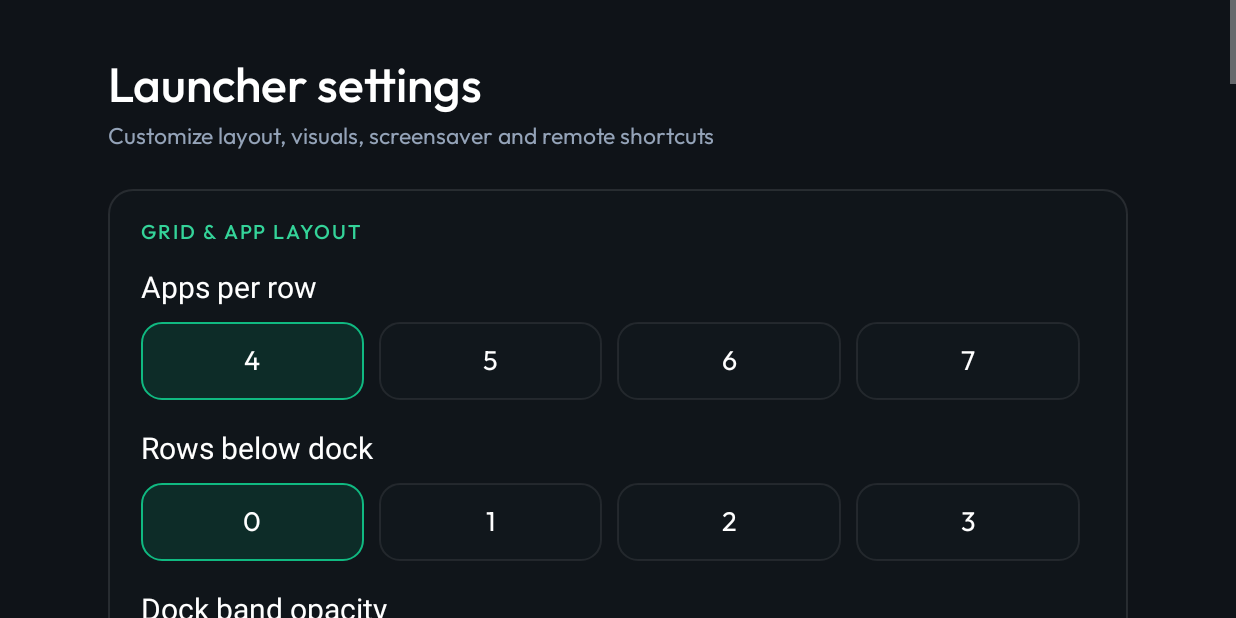
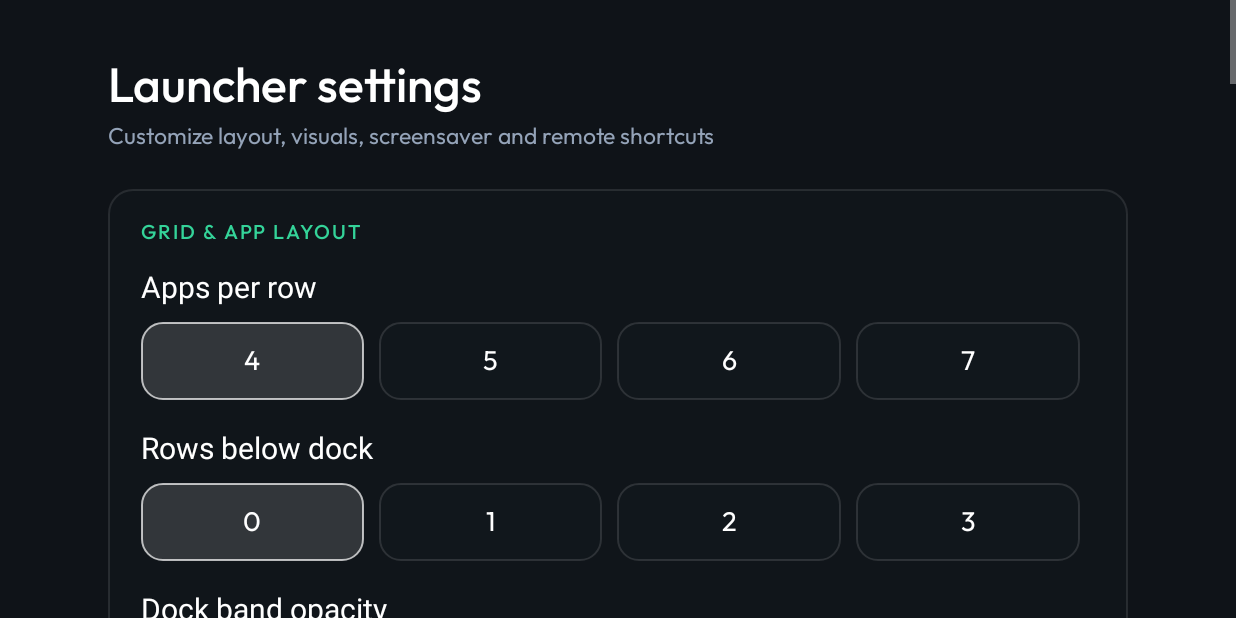
Before and after one commit to sivaprasad2003/rebirth-your-tv, an Android app: the MainActivity screen opened directly, with no data from a screen before it, after a tap on "Launcher settings", on a phone screen of 824 x 412 dp (held sideways). Run offline under Robolectric (Android 15) with nearby library versions, the phone set to English and light mode, and no system bars; pictures from the network do not load.

Commit message:
Launcher: replace green focus with dock glass aesthetic and optimize background memory

```diff
--- a/launcher/app/src/main/java/com/gathin/tvhome/BlankActivity.java
+++ b/launcher/app/src/main/java/com/gathin/tvhome/BlankActivity.java
@@ -22,6 +22,12 @@ public class BlankActivity extends Activity {
     }
 
     @Override
+    protected void onPause() {
+        super.onPause();
+        finish();
+    }
+
+    @Override
     public boolean dispatchKeyEvent(KeyEvent event) {
         if (event.getAction() == KeyEvent.ACTION_UP) {
             finish();
--- a/launcher/app/src/main/java/com/gathin/tvhome/MainActivity.java
+++ b/launcher/app/src/main/java/com/gathin/tvhome/MainActivity.java
@@ -305,7 +305,9 @@ public class MainActivity extends Activity implements AppAdapter.TileListener {
         public void onAvailable(@NonNull Network network) {
             handler.post(() -> {
                 updateWifiLabel();
-                fetchLiveWeather();
+                if (weatherText != null && weatherText.getVisibility() == View.VISIBLE) {
+                    fetchLiveWeather();
+                }
             });
         }
 
@@ -488,10 +490,10 @@ public class MainActivity extends Activity implements AppAdapter.TileListener {
             if (cached != null && !cached.isEmpty()) {
                 weatherText.setText(cached);
                 weatherText.setVisibility(View.VISIBLE);
+                fetchLiveWeather();
             } else {
                 weatherText.setVisibility(View.GONE);
             }
-            fetchLiveWeather();
         }
         weatherReceiver = new BroadcastReceiver() {
             @Override
@@ -2715,8 +2717,12 @@ public class MainActivity extends Activity implements AppAdapter.TileListener {
     private long lastWeatherFetch;
 
     private void fetchLiveWeather() {
-        lastWeatherFetch = System.currentTimeMillis();
-        Executors.newSingleThreadExecutor().execute(() -> {
+        if (weatherText == null || weatherText.getVisibility() != View.VISIBLE) return;
+        long now = System.currentTimeMillis();
+        if (now - lastWeatherFetch < 30 * 60 * 1000L) return;
+        lastWeatherFetch = now;
+        java.util.concurrent.ExecutorService executor = Executors.newSingleThreadExecutor();
+        executor.execute(() -> {
             try {
                 String cityName = null;
                 double lat = 0, lon = 0;
@@ -2823,7 +2829,10 @@ public class MainActivity extends Activity implements AppAdapter.TileListener {
                     });
                 }
                 conn.disconnect();
-            } catch (Exception ignored) {}
+            } catch (Exception ignored) {
+            } finally {
+                executor.shutdown();
+            }
         });
     }
 
--- a/launcher/app/src/main/java/com/gathin/tvhome/RecentsActivity.java
+++ b/launcher/app/src/main/java/com/gathin/tvhome/RecentsActivity.java
@@ -39,6 +39,8 @@ public final class RecentsActivity extends Activity {
             container.removeAllViews();
             emptyText.setVisibility(View.VISIBLE);
             updateRamStats();
+            v.postDelayed(this::updateRamStats, 400);
+            v.postDelayed(this::updateRamStats, 1000);
             Toast.makeText(this, R.string.all_tasks_killed, Toast.LENGTH_SHORT).show();
         });
 
@@ -114,6 +116,10 @@ public final class RecentsActivity extends Activity {
                 container.getChildAt(0).requestFocus();
             }
             updateRamStats();
+            if (ramStats != null) {
+                ramStats.postDelayed(this::updateRamStats, 400);
+                ramStats.postDelayed(this::updateRamStats, 1000);
+            }
         }).start();
         Toast.makeText(this, getString(R.string.task_killed, entry.label), Toast.LENGTH_SHORT).show();
     }
--- a/launcher/app/src/main/res/drawable/settings_choice_bg.xml
+++ b/launcher/app/src/main/res/drawable/settings_choice_bg.xml
@@ -2,23 +2,23 @@
 <selector xmlns:android="http://schemas.android.com/apk/res/android">
     <item android:state_focused="true">
         <shape android:shape="rectangle">
-            <solid android:color="#4D10B981" />
-            <corners android:radius="13dp" />
-            <stroke android:width="2dp" android:color="#FF6EE7B7" />
+            <solid android:color="#38FFFFFF" />
+            <corners android:radius="14dp" />
+            <stroke android:width="2dp" android:color="#E6FFFFFF" />
         </shape>
     </item>
     <item android:state_selected="true">
         <shape android:shape="rectangle">
-            <solid android:color="#2E059669" />
-            <corners android:radius="13dp" />
-            <stroke android:width="1.5dp" android:color="#FF10B981" />
+            <solid android:color="#24FFFFFF" />
+            <corners android:radius="14dp" />
+            <stroke android:width="1.5dp" android:color="#B3FFFFFF" />
         </shape>
     </item>
     <item>
         <shape android:shape="rectangle">
             <solid android:color="#1A222C38" />
-            <corners android:radius="13dp" />
-            <stroke android:width="1dp" android:color="#14FFFFFF" />
+            <corners android:radius="14dp" />
+            <stroke android:width="1dp" android:color="#1FFFFFFF" />
         </shape>
     </item>
 </selector>
--- a/launcher/app/src/main/res/layout/activity_recents.xml
+++ b/launcher/app/src/main/res/layout/activity_recents.xml
@@ -41,7 +41,7 @@
                     android:layout_width="wrap_content"
                     android:layout_height="wrap_content"
                     android:layout_marginTop="4dp"
-                    android:textColor="#B334D399"
+                    android:textColor="#B3FFFFFF"
                     android:textSize="14sp"
                     android:fontFamily="@string/font_regular" />
             </LinearLayout>
--- a/launcher/app/src/main/res/layout/item_recent_app.xml
+++ b/launcher/app/src/main/res/layout/item_recent_app.xml
@@ -32,7 +32,7 @@
         android:layout_width="wrap_content"
         android:layout_height="wrap_content"
         android:text="Active in RAM"
-        android:textColor="#34D399"
+        android:textColor="#80FFFFFF"
         android:textSize="11sp"
         android:fontFamily="@string/font_regular"
         android:layout_marginBottom="12dp" />
@@ -43,7 +43,7 @@
         android:layout_height="wrap_content"
         android:gravity="center"
         android:text="@string/kill_app"
-        android:textColor="#FFFB7185"
+        android:textColor="#E2E8F0"
         android:textSize="12sp"
         android:fontFamily="@string/font_medium"
         android:background="@drawable/pill_bg"
--- a/launcher/app/src/main/res/values/strings.xml
+++ b/launcher/app/src/main/res/values/strings.xml
@@ -77,8 +77,8 @@
     <string name="settings_key_panel_quick">Quick Glass Panel</string>
     <string name="tile_menu_state">Tile context menu: %1$s</string>
     <string name="action_uninstall">Uninstall</string>
-    <string name="recent_apps_title">Recent apps (Task Manager)</string>
-    <string name="recent_apps_state">Recent apps (Task Manager)</string>
+    <string name="recent_apps_title">Recent apps</string>
+    <string name="recent_apps_state">Recent apps</string>
     <string name="kill_all_tasks">Clear All</string>
     <string name="ram_status">Available Memory: %1$d MB / %2$d MB</string>
     <string name="no_recent_apps">No recent background apps running</string>
```
Also changed, not shown: launcher/app/src/main/java/com/gathin/tvhome/RecentApps.java (+38 -6 lines), 1 other file.
